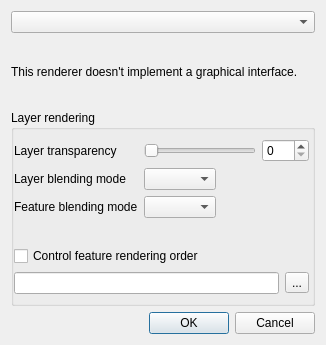
Before: the Qt Designer form src/ui/qgsrendererv2propsdialogbase.ui in qgis/QGIS, drawn with Qt 5.
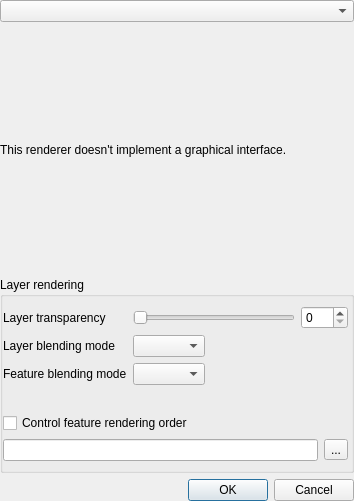
After: the same form once the commit is applied. Custom widgets are drawn as their Qt base class.

Commit message: [styledock] Handle stacked panels at a higher level

Patch:
```diff
--- a/src/ui/qgsrendererv2propsdialogbase.ui
+++ b/src/ui/qgsrendererv2propsdialogbase.ui
@@ -6,13 +6,25 @@
    <rect>
     <x>0</x>
     <y>0</y>
-    <width>326</width>
-    <height>345</height>
+    <width>354</width>
+    <height>501</height>
    </rect>
   </property>
   <property name="windowTitle">
    <string>Renderer settings</string>
   </property>
+  <layout class="QVBoxLayout" name="verticalLayout_5">
+   <property name="margin">
+    <number>0</number>
+   </property>
+   <item>
+    <widget class="QStackedWidget" name="mainStack">
+     <widget class="QWidget" name="page">
+      <layout class="QVBoxLayout" name="verticalLayout_4">
+       <property name="margin">
+        <number>0</number>
+       </property>
+       <item>
   <layout class="QVBoxLayout" name="verticalLayout_2">
    <item>
     <layout class="QHBoxLayout" name="horizontalLayout">
@@ -173,6 +185,13 @@
      <property name="standardButtons">
       <set>QDialogButtonBox::Cancel|QDialogButtonBox::Ok</set>
      </property>
+          </widget>
+         </item>
+        </layout>
+       </item>
+      </layout>
+     </widget>
+     <widget class="QWidget" name="page_2"/>
     </widget>
    </item>
   </layout>
```
Lines whose indentation alone changed are shown as unchanged. The commit also changes 9 other files.
